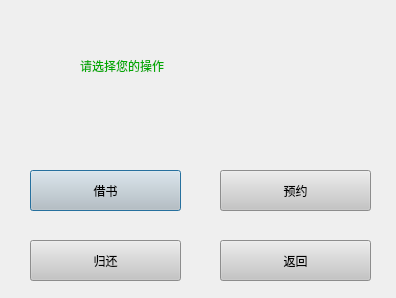
Above: usermode.ui from banlanzs/317LibrarySystem before the change. Below: the same form after it.
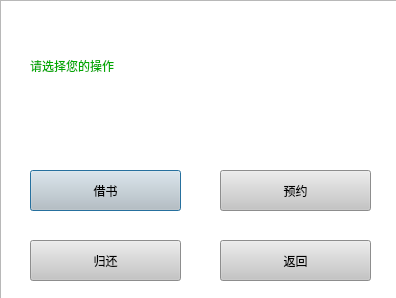
That is the form after the change. Icons and pictures are not drawn.

The edit to the form file:
```diff
--- a/usermode.ui
+++ b/usermode.ui
@@ -33,9 +33,9 @@
   <widget class="QLabel" name="label">
    <property name="geometry">
     <rect>
-     <x>80</x>
+     <x>30</x>
      <y>30</y>
-     <width>231</width>
+     <width>331</width>
      <height>71</height>
     </rect>
    </property>
@@ -106,6 +106,26 @@
     <string>预约</string>
    </property>
   </widget>
+  <widget class="QGraphicsView" name="graphicsView">
+   <property name="geometry">
+    <rect>
+     <x>0</x>
+     <y>0</y>
+     <width>401</width>
+     <height>301</height>
+    </rect>
+   </property>
+   <property name="minimumSize">
+    <size>
+     <width>401</width>
+     <height>301</height>
+    </size>
+   </property>
+   <property name="styleSheet">
+    <string notr="true">background-image: url(:/new/prefix1/background.png);</string>
+   </property>
+  </widget>
+  <zorder>graphicsView</zorder>
   <zorder>label</zorder>
   <zorder>widget</zorder>
   <zorder>borrowButton</zorder>
```
